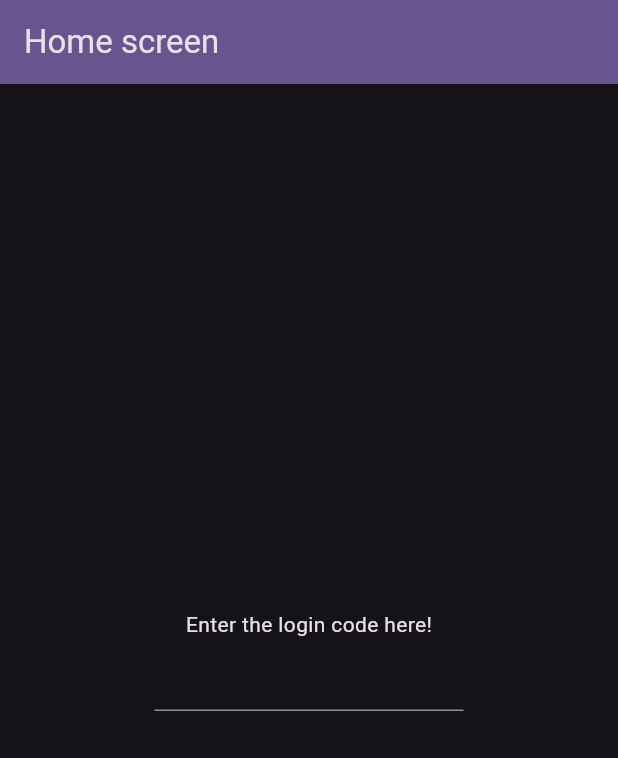
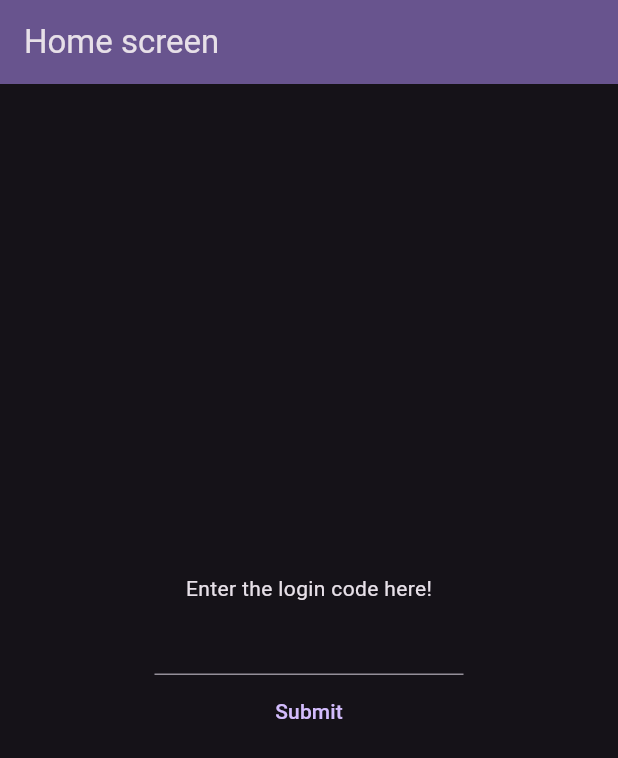
Before and after one commit to fernandonr189/fergog, a Flutter app: the screen it shows after launch, after a tap on "Login", on a phone screen of 412 x 824 dp. Shown: the top 758 px of the screen. Run offline on Flutter 3.47's test engine with Material 3 defaults, Android fonts, the phone set to English and light mode, and no system bars; missing offline and left inert: gogdl_flutter, window_manager.

Commit message:
simple login created

```diff
--- a/lib/constants.dart
+++ /dev/null
@@ -1,8 +0,0 @@
-//ekWGx0vKgsx7Dv3PaHsXzOTC4vJlGHxsp8XxS4sJkEM1eICuoNho-ZUPjJ32MGW_R8yppvMOqiDjzso2KPo0brgA34KpxJzeTzOC8r8e9_x9_XjVII3yATwkLL-Iak9vAIEg4AD4qwO5dcyr5CKdw3IlL_VYOtKt5abgjGFxFtFYs56I7g2bxBw-FIlacoi0
-const String gogAuthUrl = "https://auth.gog.com/auth";
-const String gogClientId = "46899977096215655";
-const String gogClientSecret =
-    "9d85c43b1482497dbbce61f6e4aa173a433796eeae2ca8c5f6129f2dc4de46d9";
-const String gogRedirectUri = "http://127.0.0.1:8080/callback";
-const String gogResponseType = "code";
-const String gogLayout = "client2";
--- a/lib/main.dart
+++ b/lib/main.dart
@@ -1,8 +1,10 @@
 import 'package:fergog/screens/HomeScreen.dart';
 import 'package:flutter/material.dart';
+import 'package:gogdl_flutter/gogdl_flutter.dart';
 import 'package:window_manager/window_manager.dart';
 
 void main() async {
+  await RustLib.init();
   WidgetsFlutterBinding.ensureInitialized();
   await windowManager.ensureInitialized();
   WindowOptions windowOptions = WindowOptions(
--- a/lib/screens/HomeScreen.dart
+++ b/lib/screens/HomeScreen.dart
@@ -1,6 +1,5 @@
-import 'package:fergog/constants.dart';
 import 'package:flutter/material.dart';
-import 'package:url_launcher/url_launcher.dart';
+import 'package:gogdl_flutter/src/rust/api/auth.dart';
 
 class HomeScreen extends StatefulWidget {
   const HomeScreen({super.key});
@@ -13,7 +12,8 @@ class HomeScreen extends StatefulWidget {
 
 class _HomeScreenState extends State<HomeScreen> {
   bool webBrowserOpened = false;
-
+  TextEditingController _loginCodeController = TextEditingController();
+  Session session = Session();
   @override
   Widget build(BuildContext context) {
     return Scaffold(
@@ -38,26 +38,31 @@ class _HomeScreenState extends State<HomeScreen> {
                       ),
                     ),
                   ]
-                : [const Text("Enter the login code here!"), TextField()],
+                : [
+                    const Text("Enter the login code here!"),
+                    TextField(controller: _loginCodeController),
+                    TextButton(onPressed: _handleLogin, child: Text('Submit')),
+                  ],
           ),
         ),
       ),
     );
   }
 
-  Future<void> _launchUrl() async {
+  void _launchUrl() {
     setState(() {
       webBrowserOpened = true;
     });
-    await launchUrl(
-      Uri.parse(gogAuthUrl).replace(
-        queryParameters: {
-          'client_id': gogClientId,
-          'redirect_uri': gogRedirectUri,
-          'response_type': gogResponseType,
-          'layout': gogLayout,
-        },
-      ),
-    );
+    try {
+      session.openBrowser();
+    } catch (e) {
+      print(e);
+    }
+  }
+
+  Future<void> _handleLogin() async {
+    String loginCode = _loginCodeController.text;
+    session.setSessionCode(sessionCode: loginCode);
+    session.login();
   }
 }
--- a/pubspec.yaml
+++ b/pubspec.yaml
@@ -2,7 +2,7 @@ name: fergog
 description: "A new Flutter project."
 # The following line prevents the package from being accidentally published to
 # pub.dev using `flutter pub publish`. This is preferred for private packages.
-publish_to: 'none' # Remove this line if you wish to publish to pub.dev
+publish_to: "none" # Remove this line if you wish to publish to pub.dev
 
 # The following defines the version and build number for your application.
 # A version number is three numbers separated by dots, like 1.2.43
@@ -35,7 +35,8 @@ dependencies:
   # Use with the CupertinoIcons class for iOS style icons.
   cupertino_icons: ^1.0.8
   window_manager: ^0.5.1
-  url_launcher: ^6.3.2
+  gogdl_flutter:
+    path: ../gogdl_flutter
 
 dev_dependencies:
   flutter_test:
@@ -53,7 +54,6 @@ dev_dependencies:
 
 # The following section is specific to Flutter packages.
 flutter:
-
   # The following line ensures that the Material Icons font is
   # included with your application, so that you can use the icons in
   # the material Icons class.
```
Also changed, not shown: pubspec.lock, 2 other files.
